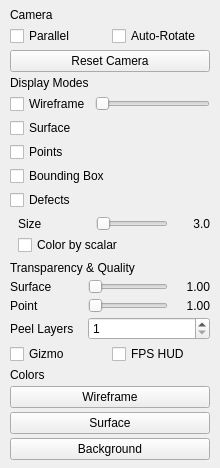
Old version of the form src/ui/view_display_page.ui in the repository thermeng/SciRender.
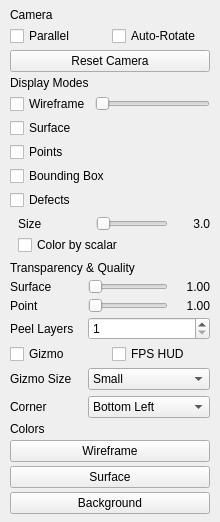
New version of the form.

Commit message:
feat: interactive axis triad - click-to-align camera, hover highlight, size/corner config
- fix OOB vertex fetch in cone caps (cap fan emitted segments-1 tris vs 48-vert stride)
- persist showGizmo/showBounds/showLightMarkers + new gizmo corner/size settings
- extract light-kit markers into LightMarkerOverlay (was co-located in Gizmo)
- click triad arrowhead to snap to that face; click again flips to opposite (ParaView-style), reusing snapToAxisView
- hover highlights the axis (brighter + thicker) with pointing-hand cursor
- S/M/L footprint + four-corner placement via View & Display page

What changed in the file:
```diff
--- a/src/ui/view_display_page.ui
+++ b/src/ui/view_display_page.ui
@@ -281,6 +281,54 @@
      </item>
     </layout>
    </item>
+   <item>
+    <widget class="QWidget" name="gizmoOptionsRow">
+     <layout class="QVBoxLayout" name="gizmoOptionsLayout">
+      <property name="spacing"><number>6</number></property>
+      <property name="leftMargin"><number>0</number></property>
+      <property name="topMargin"><number>0</number></property>
+      <property name="rightMargin"><number>0</number></property>
+      <property name="bottomMargin"><number>0</number></property>
+      <item>
+       <layout class="QHBoxLayout" name="gizmoSizeRow">
+        <item>
+         <widget class="QLabel" name="gizmoSizeLabel">
+          <property name="text"><string>Gizmo Size</string></property>
+          <property name="minimumSize"><size><width>72</width><height>0</height></size></property>
+          <property name="maximumSize"><size><width>72</width><height>16777215</height></size></property><property name="alignment"><set>Qt::AlignLeft|Qt::AlignVCenter</set></property>
+         </widget>
+        </item>
+        <item>
+         <widget class="QComboBox" name="gizmoSizeCombo">
+          <item><property name="text"><string>Small</string></property></item>
+          <item><property name="text"><string>Medium</string></property></item>
+          <item><property name="text"><string>Large</string></property></item>
+         </widget>
+        </item>
+       </layout>
+      </item>
+      <item>
+       <layout class="QHBoxLayout" name="gizmoCornerRow">
+        <item>
+         <widget class="QLabel" name="gizmoCornerLabel">
+          <property name="text"><string>Corner</string></property>
+          <property name="minimumSize"><size><width>72</width><height>0</height></size></property>
+          <property name="maximumSize"><size><width>72</width><height>16777215</height></size></property><property name="alignment"><set>Qt::AlignLeft|Qt::AlignVCenter</set></property>
+         </widget>
+        </item>
+        <item>
+         <widget class="QComboBox" name="gizmoCornerCombo">
+          <item><property name="text"><string>Bottom Left</string></property></item>
+          <item><property name="text"><string>Bottom Right</string></property></item>
+          <item><property name="text"><string>Top Left</string></property></item>
+          <item><property name="text"><string>Top Right</string></property></item>
+         </widget>
+        </item>
+       </layout>
+      </item>
+     </layout>
+    </widget>
+   </item>
    <item>
     <widget class="QLabel" name="colorsHeader">
      <property name="text">
```
The commit also changes 13 other files.
